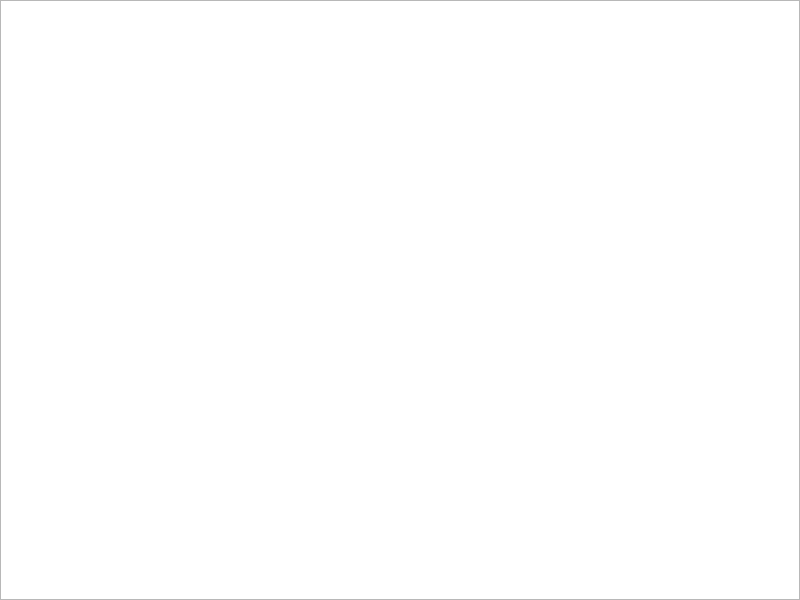
Old version of the form src/Client/Code-A-Client/mainwindow.ui in the repository Vrixyz/CodeA.
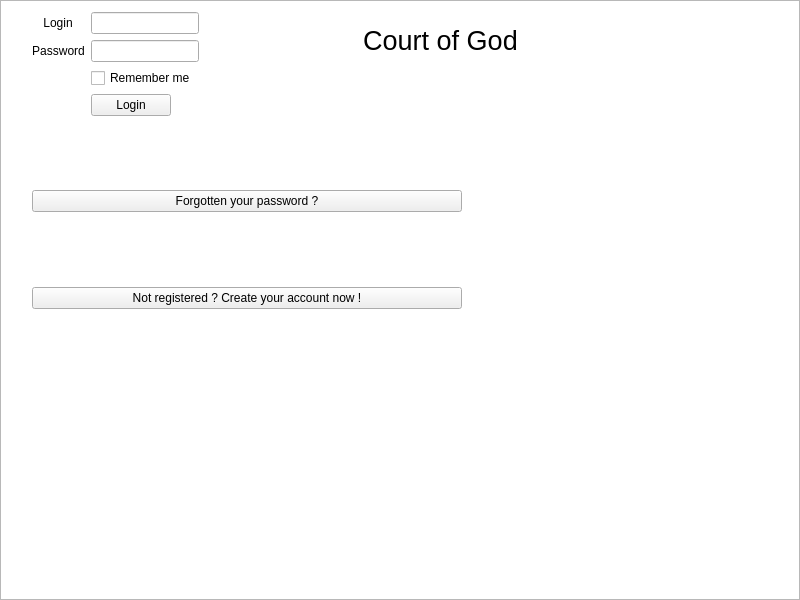
New version of the form.

```diff
--- a/src/Client/Code-A-Client/mainwindow.ui
+++ b/src/Client/Code-A-Client/mainwindow.ui
@@ -32,10 +32,10 @@
    <widget class="QWidget" name="Loginpage" native="true">
     <property name="geometry">
      <rect>
-      <x>150</x>
-      <y>110</y>
-      <width>480</width>
-      <height>320</height>
+      <x>0</x>
+      <y>0</y>
+      <width>800</width>
+      <height>600</height>
      </rect>
     </property>
     <property name="sizePolicy">
@@ -174,12 +174,11 @@
       </item>
      </layout>
     </widget>
-   </widget>
    <widget class="QLabel" name="Title">
     <property name="geometry">
      <rect>
-      <x>300</x>
-      <y>30</y>
+       <x>360</x>
+       <y>10</y>
       <width>161</width>
       <height>61</height>
      </rect>
@@ -202,6 +201,7 @@
      <set>Qt::AlignCenter</set>
     </property>
    </widget>
+   </widget>
    <widget class="QGraphicsView" name="Gameview">
     <property name="geometry">
      <rect>
@@ -212,6 +212,8 @@
      </rect>
     </property>
    </widget>
+   <zorder>Gameview</zorder>
+   <zorder>Loginpage</zorder>
   </widget>
  </widget>
  <layoutdefault spacing="6" margin="11"/>
```
Lines whose indentation alone changed are shown as unchanged.
